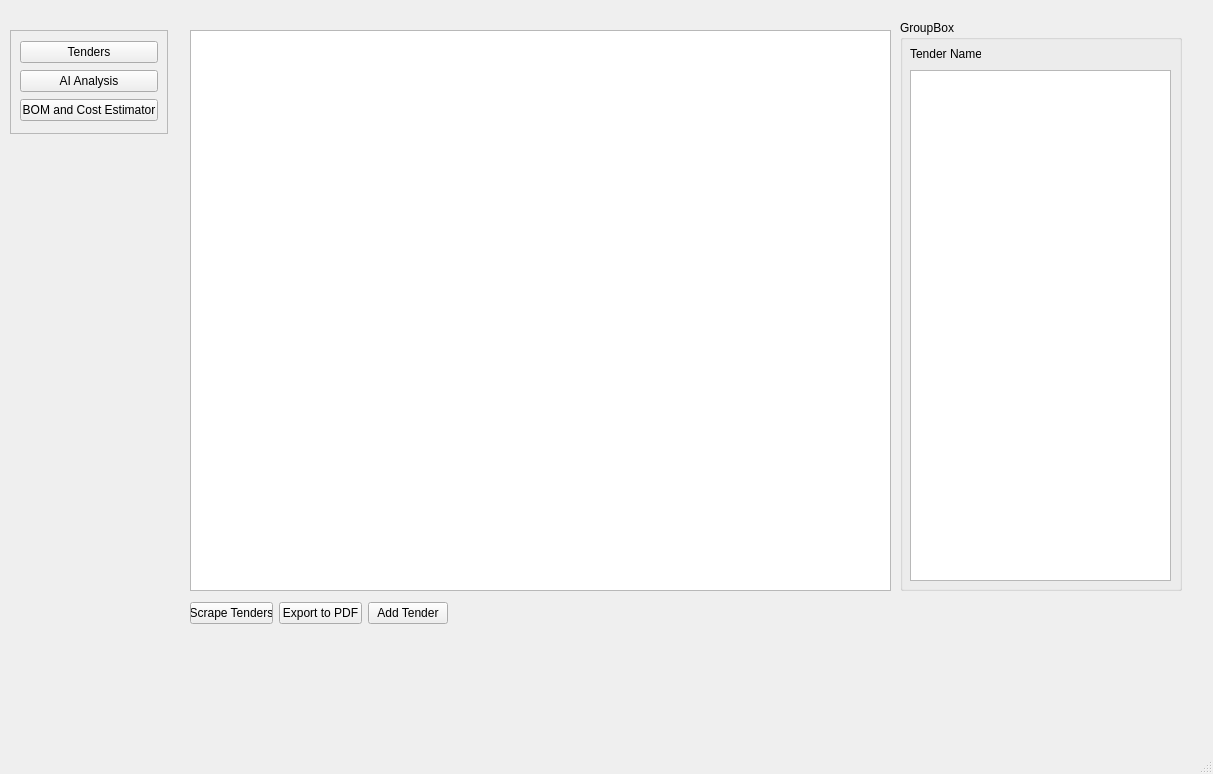
zackkinsman/sheet_metal_scraper, file UI/Tender.ui: the form before one commit.
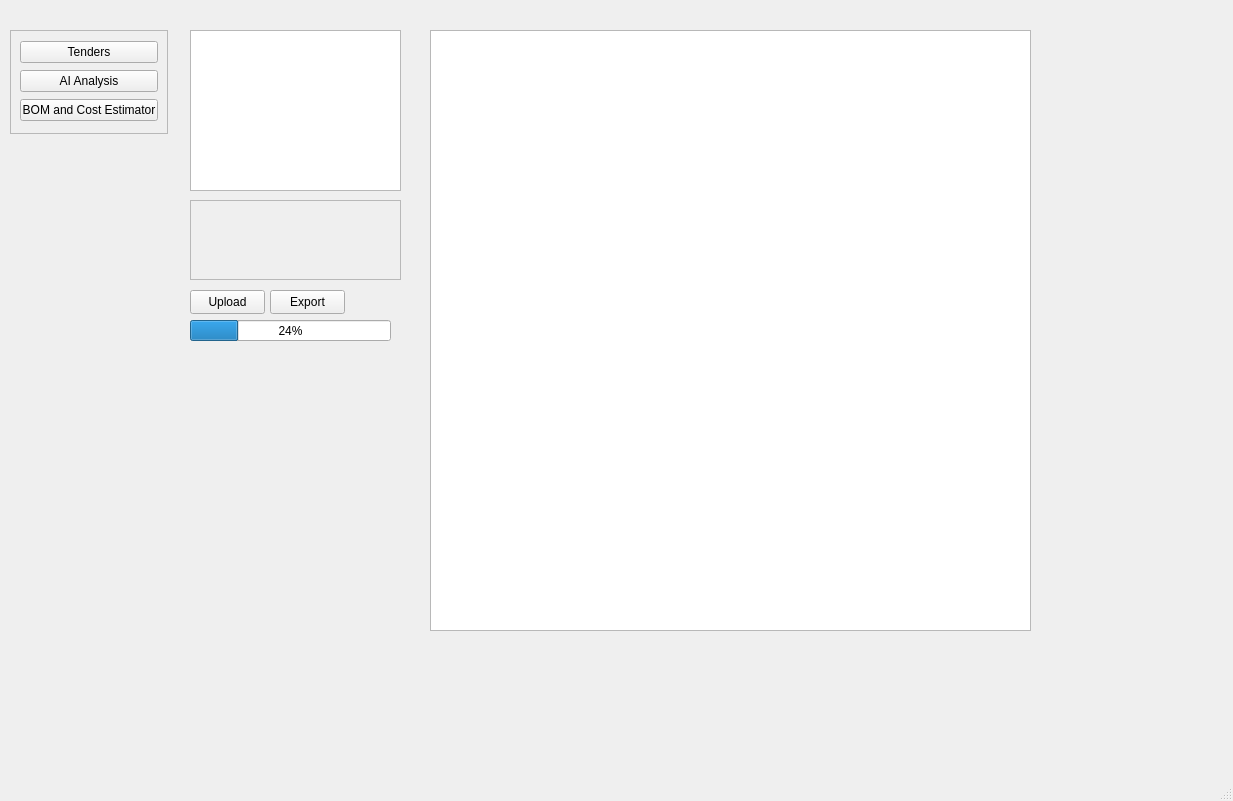
The form after the commit. The open tabs and pages were chosen to show the change.

Commit message: feat: enhance UI with navigation buttons and AI analysis page; add placeholders for future functionality

```diff
--- a/UI/Tender.ui
+++ b/UI/Tender.ui
@@ -6,8 +6,8 @@
    <rect>
     <x>0</x>
     <y>0</y>
-    <width>1213</width>
-    <height>774</height>
+    <width>1233</width>
+    <height>801</height>
    </rect>
   </property>
   <property name="windowTitle">
@@ -59,17 +59,40 @@
      </item>
     </layout>
    </widget>
+   <widget class="QStackedWidget" name="PagePicker">
+    <property name="geometry">
+     <rect>
+      <x>180</x>
+      <y>10</y>
+      <width>1031</width>
+      <height>641</height>
+     </rect>
+    </property>
+    <property name="currentIndex">
+     <number>0</number>
+    </property>
+    <widget class="QWidget" name="page">
+     <widget class="QTableView" name="TenderList">
+      <property name="geometry">
+       <rect>
+        <x>20</x>
+        <y>30</y>
+        <width>711</width>
+        <height>561</height>
+       </rect>
+      </property>
+     </widget>
    <widget class="QGroupBox" name="TenderDetails">
     <property name="geometry">
      <rect>
-      <x>900</x>
+        <x>740</x>
       <y>20</y>
       <width>282</width>
-      <height>571</height>
+        <height>581</height>
      </rect>
     </property>
     <property name="title">
-     <string>GroupBox</string>
+       <string>Detailed Tender Information</string>
     </property>
     <widget class="QLabel" name="TenderName">
      <property name="geometry">
@@ -90,25 +113,15 @@
        <x>10</x>
        <y>50</y>
        <width>261</width>
-       <height>511</height>
+         <height>521</height>
       </rect>
      </property>
     </widget>
    </widget>
-   <widget class="QTableView" name="TenderList">
-    <property name="geometry">
-     <rect>
-      <x>190</x>
-      <y>30</y>
-      <width>701</width>
-      <height>561</height>
-     </rect>
-    </property>
-   </widget>
    <widget class="QWidget" name="layoutWidget">
     <property name="geometry">
      <rect>
-      <x>190</x>
+        <x>20</x>
       <y>600</y>
       <width>258</width>
       <height>26</height>
@@ -139,6 +152,88 @@
     </layout>
    </widget>
   </widget>
+    <widget class="QWidget" name="page_2">
+     <widget class="QFrame" name="DragAndDropFiles">
+      <property name="geometry">
+       <rect>
+        <x>10</x>
+        <y>190</y>
+        <width>211</width>
+        <height>80</height>
+       </rect>
+      </property>
+      <property name="frameShape">
+       <enum>QFrame::Shape::StyledPanel</enum>
+      </property>
+      <property name="frameShadow">
+       <enum>QFrame::Shadow::Raised</enum>
+      </property>
+     </widget>
+     <widget class="QPushButton" name="UploadFileButton">
+      <property name="geometry">
+       <rect>
+        <x>10</x>
+        <y>280</y>
+        <width>75</width>
+        <height>24</height>
+       </rect>
+      </property>
+      <property name="text">
+       <string>Upload</string>
+      </property>
+     </widget>
+     <widget class="QListView" name="FileList">
+      <property name="geometry">
+       <rect>
+        <x>10</x>
+        <y>20</y>
+        <width>211</width>
+        <height>161</height>
+       </rect>
+      </property>
+     </widget>
+     <widget class="QProgressBar" name="ProcessProgress">
+      <property name="geometry">
+       <rect>
+        <x>10</x>
+        <y>310</y>
+        <width>201</width>
+        <height>21</height>
+       </rect>
+      </property>
+      <property name="value">
+       <number>24</number>
+      </property>
+     </widget>
+     <widget class="QTextEdit" name="AnalysisResults">
+      <property name="geometry">
+       <rect>
+        <x>250</x>
+        <y>20</y>
+        <width>601</width>
+        <height>601</height>
+       </rect>
+      </property>
+      <property name="readOnly">
+       <bool>true</bool>
+      </property>
+     </widget>
+     <widget class="QPushButton" name="ExportToPDFButton_2">
+      <property name="geometry">
+       <rect>
+        <x>90</x>
+        <y>280</y>
+        <width>75</width>
+        <height>24</height>
+       </rect>
+      </property>
+      <property name="text">
+       <string>Export</string>
+      </property>
+     </widget>
+    </widget>
+   </widget>
+  </widget>
   <widget class="QMenuBar" name="menubar">
    <property name="geometry">
     <rect>
```
Left out of the diff: 2 changed lines with no effect on the pictures. Lines whose indentation alone changed are shown as unchanged. The commit also changes 4 other files.
